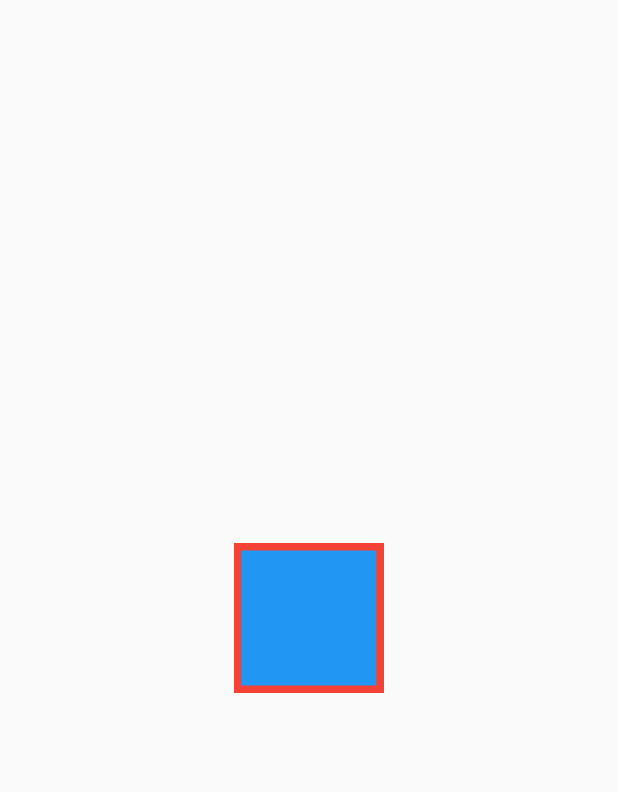
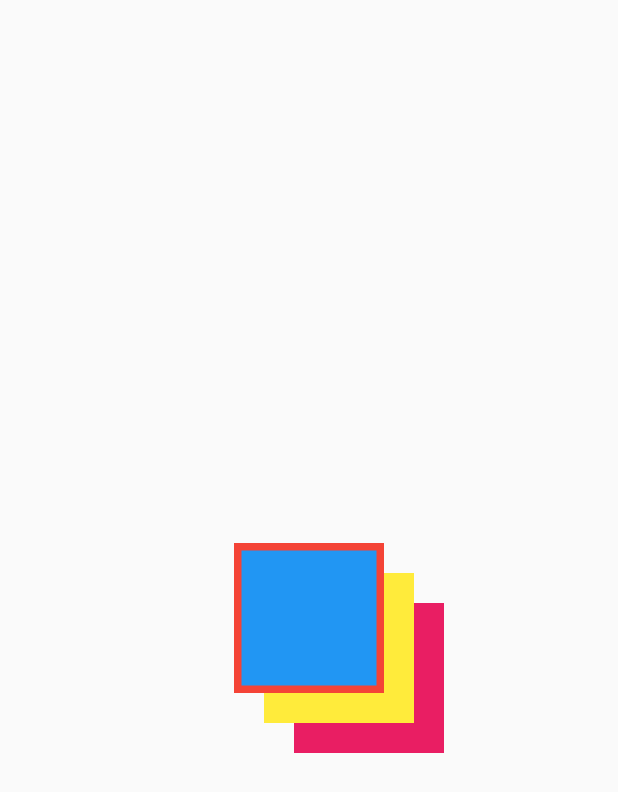
Before and after one commit to fidoogle/test-flutter-web, a Flutter app: the screen it shows after launch, on a phone screen of 412 x 824 dp. Shown: the top 792 px of the screen. Run offline on Flutter 3.47's test engine with Material 2 defaults, Android fonts, the light colour scheme and no system bars.

Commit message:
L10: BoxShadow

```diff
--- a/lib/main.dart
+++ b/lib/main.dart
@@ -15,10 +15,10 @@ class MyApp extends StatelessWidget {
             decoration: BoxDecoration(
               color: Colors.blue,
               border: Border.all(width: 5, color: Colors.red),
-              // boxShadow: [
-              //   BoxShadow(offset: Offset(40, 40), color: Colors.pink),
-              //   BoxShadow(offset: Offset(20, 20), color: Colors.yellow),
-              // ],
+              boxShadow: [
+                BoxShadow(offset: Offset(40, 40), color: Colors.pink),
+                BoxShadow(offset: Offset(20, 20), color: Colors.yellow),
+              ],
               // gradient: RadialGradient(colors: [Colors.yellow, Colors.pink])
             ),
 
```
